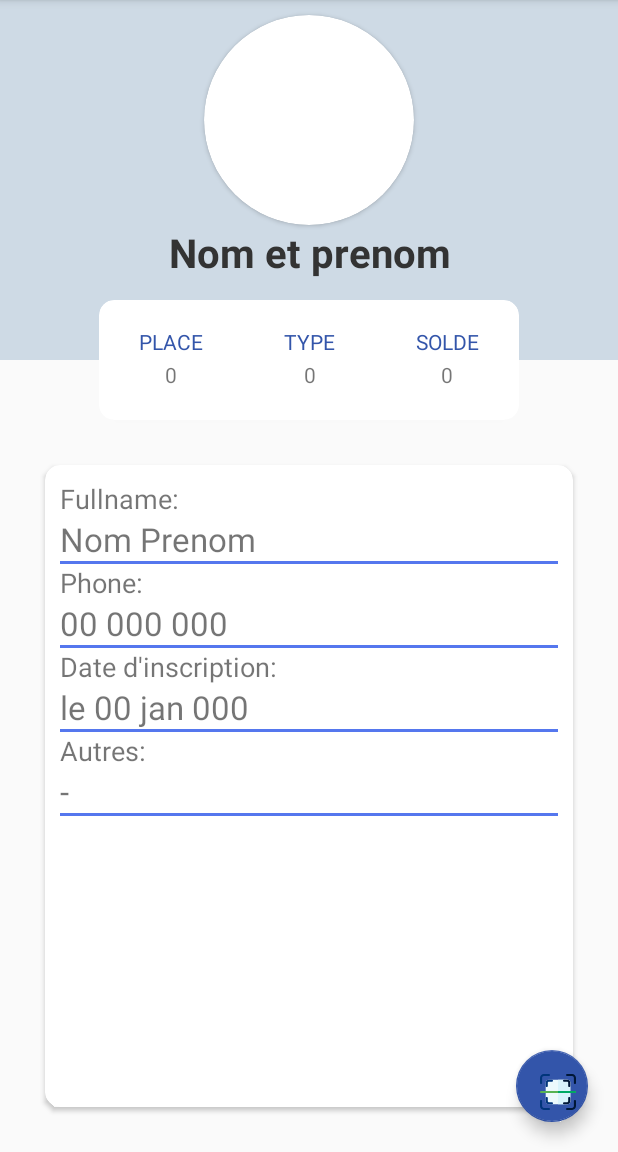
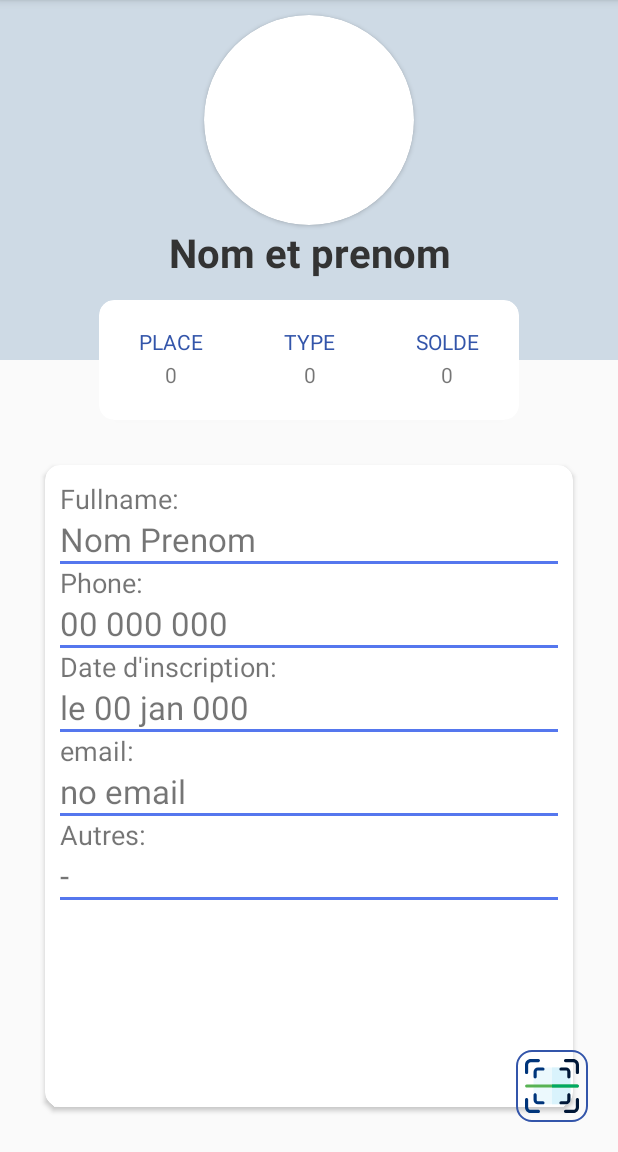
Before and after one commit to INGANZAMARUMPU/EVENT_APK, an Android app: the MainActivity screen opened directly, with no data from a screen before it, on a phone screen of 412 x 824 dp, the part 84-1236 px from its top. Run offline under Robolectric (Android 15) with nearby library versions, the phone set to English and light mode, and no system bars; libraries missing offline, so code that uses them is left out: com.google.zxing.integration; pictures from the network do not load; 2 statements that could not run were skipped.

Commit message:
replaced mobile by email for guest and added token expiration date check

```diff
--- a/app/src/main/java/bi/konstrictor/ikirori/LoginActivity.java
+++ b/app/src/main/java/bi/konstrictor/ikirori/LoginActivity.java
@@ -46,7 +46,7 @@ public class LoginActivity extends AppCompatActivity {
 
         if(!token.trim().isEmpty() & !refresh.trim().isEmpty()){
             Intent intent = new Intent(this, MainActivity.class);
-            if(Host.extractUser(this, token)!=null) startActivity(intent);
+            if(Host.extractUser(token)!=null) startActivity(intent);
         }else{
             populateFields();
         }
@@ -111,7 +111,7 @@ public class LoginActivity extends AppCompatActivity {
                             SharedPreferences loginPreference = getSharedPreferences("login_session", MODE_PRIVATE);
                             SharedPreferences.Editor login = loginPreference.edit();
                             login.putString("ip", host_url);
-                            login.putString("username", Host.extractUser(LoginActivity.this, token).username);
+                            login.putString("username", Host.extractUser(token).username);
                             login.commit();
 
                             Intent intent = new Intent(LoginActivity.this, MainActivity.class);
--- a/app/src/main/java/bi/konstrictor/ikirori/Profile.java
+++ b/app/src/main/java/bi/konstrictor/ikirori/Profile.java
@@ -4,15 +4,15 @@ import org.json.JSONException;
 import org.json.JSONObject;
 
 public class Profile {
-    String fullname, avatar, phone, mobile, date, autres, qr, id;
+    String fullname, avatar, phone, email, date, autres, qr, id;
     Ticket ticket;
 
-    public Profile(String id, String fullname, String avatar, String phone, String mobile, String date, String autres, String qr, JSONObject json_ticket) throws JSONException {
+    public Profile(String id, String fullname, String avatar, String phone, String email, String date, String autres, String qr, JSONObject json_ticket) throws JSONException {
         this.id = id;
         this.fullname = fullname;
         this.avatar = avatar;
         this.phone = phone;
-        this.mobile = mobile;
+        this.email = email;
         this.date = date;
         this.autres = autres;
         this.qr = qr;
--- a/app/src/main/res/layout/activity_main.xml
+++ b/app/src/main/res/layout/activity_main.xml
@@ -180,6 +180,21 @@
                     <TextView
                         android:layout_width="match_parent"
                         android:layout_height="wrap_content"
+                        android:text="email:"
+                        android:textSize="8pt"/>
+                    <TextView
+                        android:id="@+id/lbl_guest_email"
+                        android:layout_width="match_parent"
+                        android:layout_height="wrap_content"
+                        android:text="no email"
+                        android:textSize="10pt"/>
+                    <FrameLayout
+                        android:layout_width="match_parent"
+                        android:layout_height="2dp"
+                        android:background="@color/colorPrimary"/>
+                    <TextView
+                        android:layout_width="match_parent"
+                        android:layout_height="wrap_content"
                         android:text="Autres:"
                         android:textSize="8pt"/>
                     <TextView
@@ -196,7 +211,7 @@
             </ScrollView>
         </androidx.cardview.widget.CardView>
     </LinearLayout>
-    <com.google.android.material.floatingactionbutton.FloatingActionButton
+    <ImageButton
         android:id="@+id/btn_scan_qr"
         android:layout_width="48dp"
         android:layout_height="48dp"
@@ -205,8 +220,8 @@
         android:layout_marginBottom="20dp"
         android:layout_marginEnd="20dp"
         app:srcCompat="@drawable/ic_qr"
-        android:onClick="scanQr"
-        android:foregroundGravity="center"/>
+        android:background="@drawable/componant_button"
+        android:onClick="scanQr"/>
     <ProgressBar
         android:id="@+id/progress_fetching_data"
         android:layout_width="48dp"
```
Also changed, not shown: app/src/main/java/bi/konstrictor/ikirori/CustomJson.java (added, +19 -0 lines), app/src/main/java/bi/konstrictor/ikirori/Host.java (+16 -3 lines), app/src/main/java/bi/konstrictor/ikirori/MainActivity.java (+34 -13 lines), app/src/main/java/bi/konstrictor/ikirori/Member.java (+4 -4 lines).
